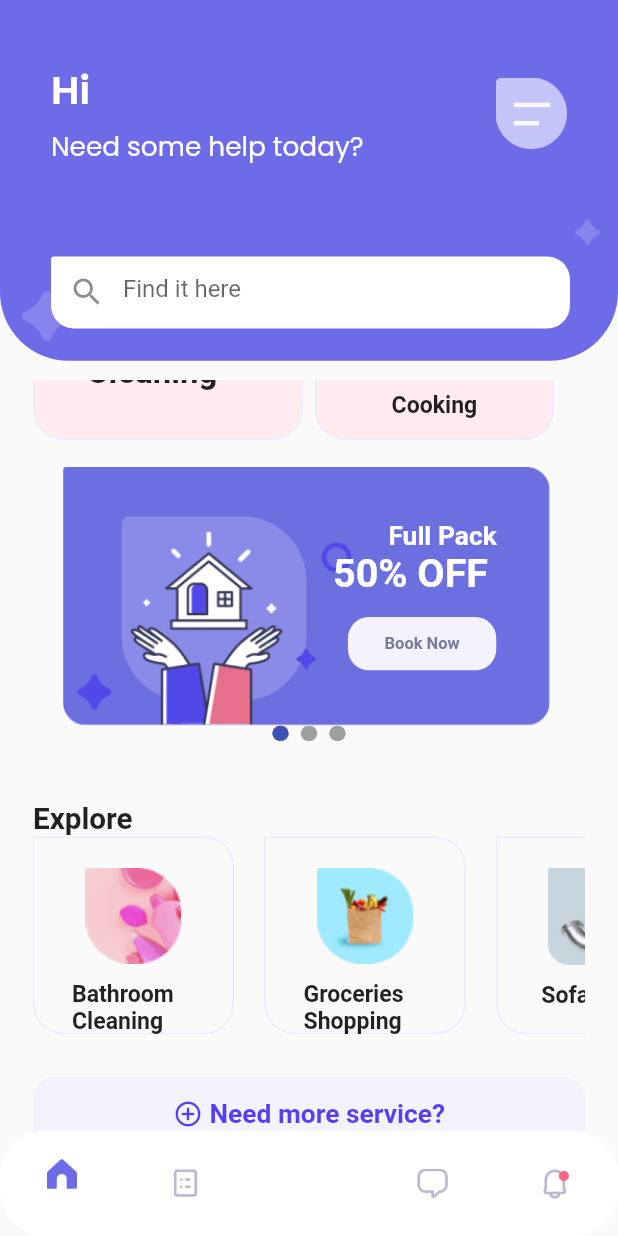
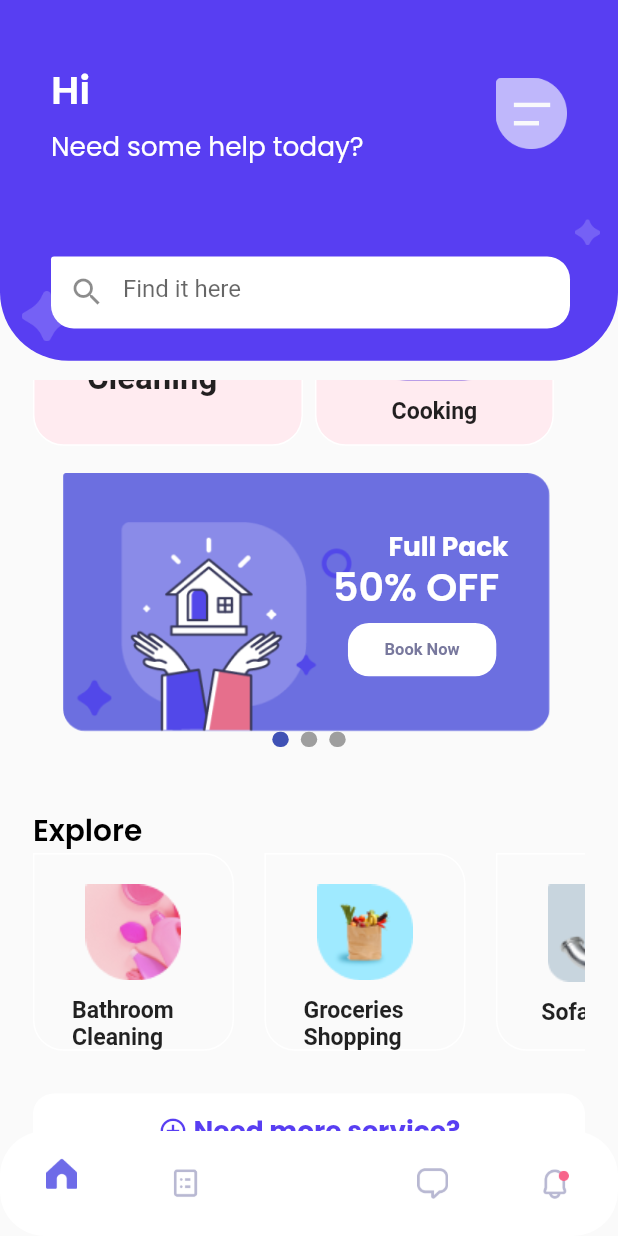
Before and after one commit to ikramakro/AntonxServicesApp, a Flutter app: the RootScreen screen opened directly, scrolled down 576 dp, on a phone screen of 412 x 824 dp. Run offline on Flutter 3.47's test engine with Material 2 defaults, Android fonts, the phone set to English and light mode, and no system bars; drawn by our look-alikes of smooth_page_indicator; our stand-ins replace carousel_slider, cloud_firestore, device_info, dio, file_picker, firebase_core and 12 more; missing offline and left inert: heic_to_jpg; accounts and stored records are empty.

Commit message:
Home Screen UI and Firebase

```diff
--- a/lib/core/constants/colors.dart
+++ b/lib/core/constants/colors.dart
@@ -21,3 +21,5 @@ const Color kdarkbluecolor = Color(0xFF46369F);
 const Color klightbluecolor1 = Color(0xFF6E6BE8);
 const Color kyellowcolor = Color(0xFFffb457);
 const Color klightskybluecolor = Color(0xFFECFCFF);
+final Color klightgreycolor = const Color(0xFF686868).withOpacity(0.4);
+const Color ktransparent = Colors.transparent;
--- a/lib/core/constants/styles.dart
+++ b/lib/core/constants/styles.dart
@@ -9,11 +9,17 @@ final kHead = TextStyle(
     fontSize: 24.sp,
     fontWeight: FontWeight.w600,
     fontFamily: 'Poppins');
-final kHead11 =
-    TextStyle(color: Colors.white, fontSize: 16.sp, fontFamily: 'Poppins');
+final kHead11 = TextStyle(
+  color: Colors.white,
+  fontSize: 16.sp,
+  fontFamily: 'Poppins',
+);
 
 final kHead1 = TextStyle(
-    fontWeight: FontWeight.bold, fontSize: 28.sp, fontFamily: 'Poppins');
+  fontWeight: FontWeight.bold,
+  fontSize: 28.sp,
+  fontFamily: 'Poppins',
+);
 const smallTax = TextStyle(
     letterSpacing: sqrt1_2,
     wordSpacing: sqrt1_2,
@@ -40,3 +46,25 @@ final kHead5 = TextStyle(
     color: Colors.white,
     fontSize: ScreenUtil().setSp(16),
     fontFamily: 'Poppins');
+final kHead6 = TextStyle(
+    color: Colors.black,
+    fontSize: 18.sp,
+    fontWeight: FontWeight.w600,
+    fontFamily: 'Poppins');
+
+final kHead7 = TextStyle(
+  fontSize: 20.sp,
+  fontWeight: FontWeight.bold,
+);
+final kHead8 = TextStyle(
+  fontSize: 14.sp,
+  fontWeight: FontWeight.bold,
+);
+final kHead9 = TextStyle(
+  color: Colors.white,
+  fontSize: 16.sp,
+  fontWeight: FontWeight.bold,
+  fontFamily: 'Poppins',
+);
+final kHead10 = TextStyle(
+    color: kbtnTxtColor, fontSize: 10.sp, fontWeight: FontWeight.bold);
--- a/lib/core/services/file_picker_service.dart
+++ b/lib/core/services/file_picker_service.dart
@@ -1,3 +1,5 @@
+// ignore_for_file: depend_on_referenced_packages
+
 import 'dart:io';
 import 'package:file_picker/file_picker.dart';
 import 'package:flutter/material.dart';
@@ -31,8 +33,8 @@ class FilePickerService {
 
   pickImageWithoutCompression() async {
     File? selectedImage;
-    final _filePicker = FilePicker.platform;
-    FilePickerResult? result = await _filePicker.pickFiles(
+    final filePicker = FilePicker.platform;
+    FilePickerResult? result = await filePicker.pickFiles(
       type: FileType.image,
       allowMultiple: false,
     );
--- a/lib/ui/custom_widgets/bottom_nav_bar/fab_bar.dart
+++ b/lib/ui/custom_widgets/bottom_nav_bar/fab_bar.dart
@@ -73,12 +73,12 @@ class FABBottomAppBarState extends State<FABBottomAppBar> {
           elevation: 0.0,
           shape: widget.notchedShape,
           notchMargin: 4.0,
+          color: widget.backgroundColor,
           child: Row(
             mainAxisSize: MainAxisSize.max,
             mainAxisAlignment: MainAxisAlignment.spaceAround,
             children: items,
           ),
-          color: widget.backgroundColor,
         ),
       ),
     );
--- a/lib/ui/custom_widgets/custom_appbar.dart
+++ b/lib/ui/custom_widgets/custom_appbar.dart
@@ -1,5 +1,6 @@
 import 'package:flutter/cupertino.dart';
 import 'package:flutter/material.dart';
+import 'package:flutter_antonx_boilerplate/core/constants/colors.dart';
 import 'package:flutter_antonx_boilerplate/ui/custom_widgets/image_container.dart';
 import 'package:flutter_screenutil/flutter_screenutil.dart';
 
@@ -12,7 +13,7 @@ class CustomAppBar extends StatelessWidget {
       height: 237.h,
       width: double.infinity,
       decoration: BoxDecoration(
-          color: const Color(0xff6E6BE8),
+          color: kprimaryColor,
           borderRadius: BorderRadius.only(
               bottomLeft: Radius.circular(45.r),
               bottomRight: Radius.circular(45.r))),
--- a/lib/ui/custom_widgets/custom_biner.dart
+++ b/lib/ui/custom_widgets/custom_biner.dart
@@ -2,6 +2,7 @@
 
 import 'package:flutter/material.dart';
 import 'package:flutter_antonx_boilerplate/core/constants/colors.dart';
+import 'package:flutter_antonx_boilerplate/core/constants/styles.dart';
 import 'package:flutter_screenutil/flutter_screenutil.dart';
 
 class CustomBiner extends StatelessWidget {
@@ -20,10 +21,7 @@ class CustomBiner extends StatelessWidget {
             top: 36,
             child: Text(
               'Full Pack',
-              style: TextStyle(
-                  color: Colors.white,
-                  fontSize: 16.sp,
-                  fontWeight: FontWeight.bold),
+              style: kHead9,
             ),
           ),
           Positioned(
@@ -31,10 +29,7 @@ class CustomBiner extends StatelessWidget {
             top: 56,
             child: Text(
               '50% OFF',
-              style: TextStyle(
-                  color: Colors.white,
-                  fontSize: 24.sp,
-                  fontWeight: FontWeight.bold),
+              style: kHead,
             ),
           ),
           Positioned(
@@ -46,14 +41,13 @@ class CustomBiner extends StatelessWidget {
               padding: EdgeInsets.symmetric(horizontal: 20.w, vertical: 11.h),
               decoration: BoxDecoration(
                 borderRadius: BorderRadius.circular(14),
-                color: const Color(0xffF4F3FD),
+                color: kwhitecolor,
               ),
               child: Center(
-                  child: Text('Book Now',
-                      style: TextStyle(
-                          color: kbtnTxtColor,
-                          fontSize: 10.sp,
-                          fontWeight: FontWeight.bold))),
+                  child: Text(
+                'Book Now',
+                style: kHead10,
+              )),
             ),
           ),
         ],
--- a/lib/ui/custom_widgets/custom_container.dart
+++ b/lib/ui/custom_widgets/custom_container.dart
@@ -1,25 +1,27 @@
+// ignore_for_file: must_be_immutable
+
 import 'package:flutter/material.dart';
+import 'package:flutter_antonx_boilerplate/core/constants/colors.dart';
 import 'package:flutter_screenutil/flutter_screenutil.dart';
 
 class CustomContainer extends StatelessWidget {
-  const CustomContainer(
-      {this.height, this.width, required this.child, Key? key})
+  CustomContainer({this.height, this.width, required this.child, Key? key})
       : super(key: key);
   final double? height;
   final double? width;
   final Widget? child;
-
+  Radius raduis = Radius.circular(15.r);
   @override
   Widget build(BuildContext context) {
     return Container(
       // height: height ?? 50.h,
       width: width ?? double.infinity,
       decoration: BoxDecoration(
-        color: Colors.white,
+        color: kwhitecolor,
         borderRadius: BorderRadius.only(
-          topRight: Radius.circular(15.r),
-          bottomLeft: Radius.circular(15.r),
-          bottomRight: Radius.circular(15.r),
+          topRight: raduis,
+          bottomLeft: raduis,
+          bottomRight: raduis,
           topLeft: Radius.circular(2.r),
         ),
       ),
--- a/lib/ui/custom_widgets/custom_text_field.dart
+++ b/lib/ui/custom_widgets/custom_text_field.dart
@@ -1,6 +1,7 @@
 // ignore_for_file: prefer_typing_uninitialized_variables
 
 import 'package:flutter/material.dart';
+import 'package:flutter_antonx_boilerplate/core/constants/colors.dart';
 
 class CustomTextField extends StatelessWidget {
   final controller;
@@ -52,7 +53,7 @@ class CustomTextField extends StatelessWidget {
             }
           },
       decoration: InputDecoration(
-        fillColor: Colors.white,
+        fillColor: kwhitecolor,
         filled: true,
         prefixIconConstraints: const BoxConstraints(),
         prefixIcon: Padding(
@@ -68,24 +69,18 @@ class CustomTextField extends StatelessWidget {
           borderSide: const BorderSide(width: 1.0),
         ),
         enabledBorder: OutlineInputBorder(
-          borderSide: BorderSide(
-              color: disableBorder
-                  ? Colors.transparent
-                  : const Color(0xFF686868).withOpacity(0.4)),
+          borderSide:
+              BorderSide(color: disableBorder ? ktransparent : klightgreycolor),
           borderRadius: BorderRadius.circular(14.0),
         ),
         disabledBorder: OutlineInputBorder(
-          borderSide: BorderSide(
-              color: disableBorder
-                  ? Colors.transparent
-                  : const Color(0xFF686868).withOpacity(0.4)),
+          borderSide:
+              BorderSide(color: disableBorder ? ktransparent : klightgreycolor),
           borderRadius: BorderRadius.circular(14.0),
         ),
         border: OutlineInputBorder(
-          borderSide: BorderSide(
-              color: disableBorder
-                  ? Colors.transparent
-                  : const Color(0xFF686868).withOpacity(0.4)),
+          borderSide:
+              BorderSide(color: disableBorder ? ktransparent : klightgreycolor),
           borderRadius: BorderRadius.circular(14.0),
         ),
         contentPadding: const EdgeInsets.only(left: 21.0),
--- a/lib/ui/custom_widgets/rounded_container.dart
+++ b/lib/ui/custom_widgets/rounded_container.dart
@@ -1,6 +1,8 @@
 // ignore_for_file: file_names
 
 import 'package:flutter/material.dart';
+import 'package:flutter_antonx_boilerplate/core/constants/colors.dart';
+import 'package:flutter_screenutil/flutter_screenutil.dart';
 
 // ignore: must_be_immutable
 class RoundedContainer extends StatelessWidget {
@@ -30,10 +32,10 @@ class RoundedContainer extends StatelessWidget {
         decoration: BoxDecoration(
             color: color,
             borderRadius: BorderRadius.only(
-                bottomLeft: Radius.circular(radus ?? 20),
-                bottomRight: Radius.circular(radus ?? 20),
-                topRight: Radius.circular(radus ?? 20)),
-            border: Border.all(color: const Color(0xffEAEAFF))),
+                bottomLeft: Radius.circular(radus ?? 20.r),
+                bottomRight: Radius.circular(radus ?? 20.r),
+                topRight: Radius.circular(radus ?? 20.r)),
+            border: Border.all(color: kwhitecolor)),
         child: child,
       ),
     );
--- a/lib/ui/custom_widgets/single_radio_button.dart
+++ b/lib/ui/custom_widgets/single_radio_button.dart
@@ -20,7 +20,7 @@ class CustomSingleRadioButton extends StatelessWidget {
           padding: const EdgeInsets.all(2),
           decoration: BoxDecoration(
             borderRadius: BorderRadius.circular(50),
-            color: Colors.white,
+            color: kwhitecolor,
           ),
           child: Container(
             height: 10,
--- a/lib/ui/screens/auth_signup/sign_up/sign_up_screen.dart
+++ b/lib/ui/screens/auth_signup/sign_up/sign_up_screen.dart
@@ -68,14 +68,14 @@ class SignUpScreen extends StatelessWidget {
                                       /// User profile Avatar
                                       if (model.signUpBody.image != null)
                                         ClipRRect(
+                                          borderRadius:
+                                              BorderRadius.circular(200),
                                           child: Image.file(
                                             model.signUpBody.image!,
                                             height: 141,
                                             width: 141,
                                             fit: BoxFit.cover,
                                           ),
-                                          borderRadius:
-                                              BorderRadius.circular(200),
                                         )
                                       else
                                         const ImageContainer(
--- a/lib/ui/screens/home_screens/home_screen.dart
+++ b/lib/ui/screens/home_screens/home_screen.dart
@@ -12,7 +12,6 @@ import 'package:flutter_antonx_boilerplate/ui/custom_widgets/rounded_container.d
 
 import 'package:flutter_antonx_boilerplate/ui/screens/home_screens/home_screen_view_model.dart';
 import 'package:flutter_screenutil/flutter_screenutil.dart';
-import 'package:get/get.dart';
 import 'package:provider/provider.dart';
 import 'package:smooth_page_indicator/smooth_page_indicator.dart';
 
@@ -142,7 +141,7 @@ class HomeScreen extends StatelessWidget {
               padding: const EdgeInsets.symmetric(vertical: 25),
               child: Text(
                 'Top pick',
-                style: kHead5,
+                style: kHead6,
               ),
             ),
             Row(
@@ -165,8 +164,7 @@ class HomeScreen extends StatelessWidget {
                         ),
                         Text(
                           'Full house Cleaning',
-                          style: TextStyle(
-                              fontSize: 20.sp, fontWeight: FontWeight.bold),
+                          style: kHead7,
                         ),
                       ],
                     ),
@@ -179,7 +177,7 @@ class HomeScreen extends StatelessWidget {
                       RoundedContainer(
                         height: 127.h,
                         width: 145.w,
-                        color: const Color(0xffECFCFF),
+                        color: kwhitecolor,
                         child: Padding(
                           padding: const EdgeInsets.symmetric(
                               vertical: 20, horizontal: 35),
@@ -189,12 +187,7 @@ class HomeScreen extends StatelessWidget {
                               SizedBox(
                                 height: 11.h,
                               ),
-                              Text(
-                                'Plumbing',
-                                style: TextStyle(
-                                    fontSize: 14.sp,
-                                    fontWeight: FontWeight.bold),
-                              ),
+                              Text('Plumbing', style: kHead8),
                             ],
                           ),
                         ),
@@ -217,9 +210,7 @@ class HomeScreen extends StatelessWidget {
                               ),
                               Text(
                                 'Cooking',
-                                style: TextStyle(
-                                    fontSize: 14.sp,
-                                    fontWeight: FontWeight.bold),
+                                style: kHead8,
                               ),
                             ],
                           ),
@@ -259,7 +250,7 @@ class HomeScreen extends StatelessWidget {
             ),
             Text(
               'Explore',
-              style: TextStyle(fontSize: 18.sp, fontWeight: FontWeight.bold),
+              style: kHead6,
             ),
             SizedBox(
               height: 130.h,
@@ -279,11 +270,7 @@ class HomeScreen extends StatelessWidget {
                           SizedBox(
                             height: 11.h,
                           ),
-                          Text(
-                            'Bathroom Cleaning',
-                            style: TextStyle(
-                                fontSize: 14.sp, fontWeight: FontWeight.bold),
-                          ),
+                          Text('Bathroom Cleaning', style: kHead8),
                         ],
                       ),
                     ),
@@ -305,8 +292,7 @@ class HomeScreen extends StatelessWidget {
                           ),
                           Text(
                             'Groceries Shopping',
-                            style: TextStyle(
-                                fontSize: 14.sp, fontWeight: FontWeight.bold),
+                            style: kHead8,
                           ),
                         ],
                       ),
@@ -329,8 +315,7 @@ class HomeScreen extends StatelessWidget {
                           ),
                           Text(
                             'Sofa Wash',
-                            style: TextStyle(
-                                fontSize: 14.sp, fontWeight: FontWeight.bold),
+                            style: kHead8,
                           ),
                         ],
                       ),
@@ -347,8 +332,7 @@ class HomeScreen extends StatelessWidget {
               width: 120.w,
               padding: EdgeInsets.symmetric(horizontal: 20.w, vertical: 11.h),
               decoration: BoxDecoration(
-                  borderRadius: BorderRadius.circular(14),
-                  color: const Color(0xffF4F3FD)),
+                  borderRadius: BorderRadius.circular(14), color: kwhitecolor),
               child: Row(
                 mainAxisAlignment: MainAxisAlignment.center,
                 children: [
@@ -357,11 +341,10 @@ class HomeScreen extends StatelessWidget {
                     color: kprimaryColor,
                     size: 20,
                   ),
-                  Text(" Need more service?",
-                      style: TextStyle(
-                          color: kprimaryColor,
-                          fontSize: ScreenUtil().setSp(16),
-                          fontWeight: FontWeight.bold)),
+                  Text(
+                    " Need more service?",
+                    style: kHead4,
+                  ),
                 ],
               ),
             ),
--- a/lib/ui/screens/onboarding/onboarding_screen.dart
+++ b/lib/ui/screens/onboarding/onboarding_screen.dart
@@ -1,6 +1,4 @@
 // ignore_for_file: library_private_types_in_public_api
-
-import 'dart:math';
 
 import 'package:carousel_slider/carousel_slider.dart';
 import 'package:flutter/material.dart';
@@ -50,7 +48,7 @@ class _OnboardingScreenState extends State<OnboardingScreen> {
       child: Consumer<OnboardingViewModel>(
         builder: (context, model, child) => SafeArea(
           child: Scaffold(
-            backgroundColor: Colors.white,
+            backgroundColor: kwhitecolor,
             body: Padding(
               padding: const EdgeInsets.only(top: 100),
               child: Column(
@@ -136,7 +134,7 @@ class _OnboardingScreenState extends State<OnboardingScreen> {
                                             color:
                                                 index == model.currentPageIndex
                                                     ? ksecondaryColor
-                                                    : const Color(0xffEAEAFF),
+                                                    : kwhitecolor,
                                             borderRadius:
                                                 BorderRadius.circular(20)),
                                       ),
--- a/lib/ui/screens/onboarding/onboarding_view_model.dart
+++ b/lib/ui/screens/onboarding/onboarding_view_model.dart
@@ -4,7 +4,6 @@ import 'package:flutter_antonx_boilerplate/core/others/base_view_model.dart';
 import 'package:flutter_antonx_boilerplate/core/services/local_storage_service.dart';
 import 'package:flutter_antonx_boilerplate/locator.dart';
 import 'package:logger/logger.dart';
-
 
 class OnboardingViewModel extends BaseViewModel {
   final Logger log = Logger();
--- a/lib/ui/screens/root/root_screen.dart
+++ b/lib/ui/screens/root/root_screen.dart
@@ -52,8 +52,8 @@ class RootScreen extends StatelessWidget {
                   // model.isEnableBottomBar
                   //     ?
                   FABBottomAppBar(
-                color: Colors.white,
-                backgroundColor: Colors.white,
+                color: kwhitecolor,
+                backgroundColor: kwhitecolor,
                 selectedColor: kprimaryColor,
 
                 // notchedShape: const CircularNotchedRectangle(),
@@ -62,7 +62,7 @@ class RootScreen extends StatelessWidget {
                   FABBottomAppBarItem(
                     icon: ImageContainer(
                       height: 20.h,
-                      width: 20.h,
+                      width: 20.w,
                       assets: model.selectedScreen == 0
                           ? "Assets/Images/home_selected_icon.png"
                           : "Assets/Images/home_unselected_icon.png",
@@ -73,7 +73,7 @@ class RootScreen extends StatelessWidget {
                   FABBottomAppBarItem(
                       icon: ImageContainer(
                         height: 20.h,
-                        width: 20.h,
+                        width: 20.w,
                         assets: model.selectedScreen == 1
                             ? "${staticAssetsPath}booking_selected_icon.png"
                             : "${staticAssetsPath}booking_unselected_icon.png",
@@ -83,7 +83,7 @@ class RootScreen extends StatelessWidget {
                   FABBottomAppBarItem(
                       icon: ImageContainer(
                         height: 20.h,
-                        width: 20.h,
+                        width: 20.w,
                         assets: model.selectedScreen == 2
                             ? "${staticAssetsPath}chat_selected_icon.png"
                             : "${staticAssetsPath}chat_unselected_icon.png",
@@ -93,7 +93,7 @@ class RootScreen extends StatelessWidget {
                   FABBottomAppBarItem(
                     icon: ImageContainer(
                       height: 20.h,
-                      width: 20.h,
+                      width: 20.w,
                       assets: model.selectedScreen == 3
                           ? "${staticAssetsPath}notification_selected_icon.png"
                           : "${staticAssetsPath}notification_unselected_icon.png",
--- a/lib/ui/screens/root/root_screen_view_model.dart
+++ b/lib/ui/screens/root/root_screen_view_model.dart
@@ -7,7 +7,6 @@ import 'package:flutter_antonx_boilerplate/ui/screens/home_screens/home_screen.d
 
 class RootScreenViewModel extends BaseViewModel {
   List<Widget> allScreen = [
-
     HomeScreen(),
     LoginScreen(),
     SignUpScreen(),
```
Also changed, not shown: lib/firebase_options.dart.
